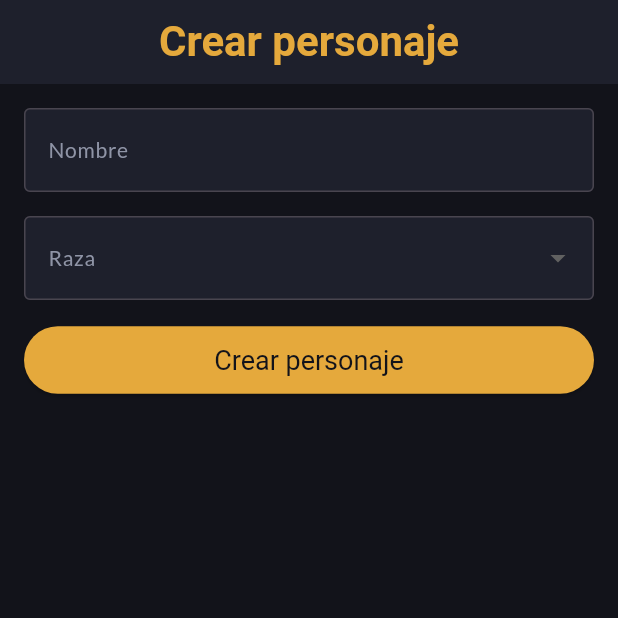
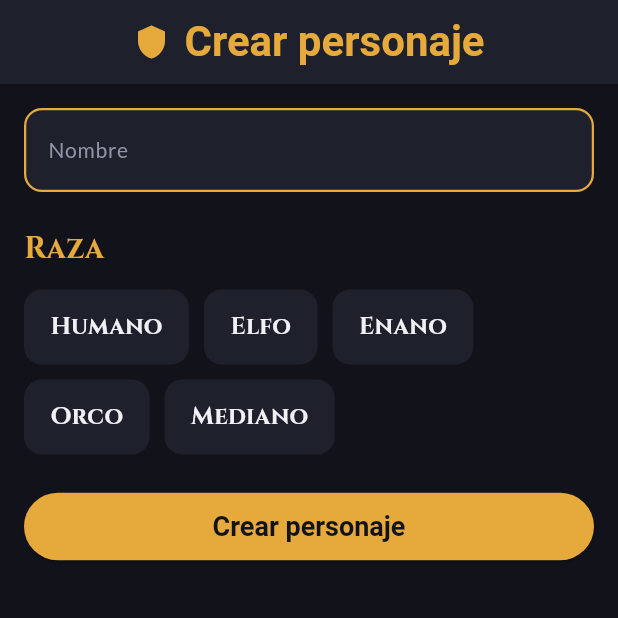
Before and after one commit to adms-debug/DI-UD1-Grupo1, a Flutter app: the screen it shows after launch, on a phone screen of 412 x 824 dp, the top half of it. Run offline on Flutter 3.47's test engine with Material 3 defaults, Android fonts, the phone set to English and light mode, and no system bars; our stand-ins replace google_fonts; Roboto replaces fonts that are missing (Cinzel Decorative).

Commit message:
Version final ejemplo interfaz

```diff
--- a/lib/Buttons.dart
+++ b/lib/Buttons.dart
@@ -1,4 +1,5 @@
 import 'package:flutter/material.dart';
+import 'AppTipografia.dart';
 import 'PaletaColores.dart';
 
 class BotonCrearPersonaje extends StatelessWidget {
@@ -17,7 +18,11 @@ class BotonCrearPersonaje extends StatelessWidget {
           backgroundColor: PaletaColores.acentoPrimario,
           foregroundColor: PaletaColores.fondo,
           padding: const EdgeInsets.symmetric(horizontal: 24, vertical: 12),
-          textStyle: const TextStyle(fontSize: 18),
+          textStyle: AppTipografia.subtituloDecorativo(
+            color: PaletaColores.fondo,
+            fontSize: 18,
+            fontWeight: FontWeight.bold,
+          ),
         ),
         child: const Text('Crear personaje'),
       ),
--- a/lib/CrearPersonaje.dart
+++ b/lib/CrearPersonaje.dart
@@ -3,8 +3,8 @@ import 'PaletaColores.dart';
 import 'AppTipografia.dart';
 import 'buttons.dart';
 
-//Pantalla simple para crear un personaje RPG.
-//Tiene un campo de texto (nombre), un desplegable (raza) y un botón.
+//Pantalla para crear un personaje RPG.
+//Tiene un campo de texto (nombre), tarjetas de selección (raza) y un botón.
 class CrearPersonaje extends StatefulWidget {
   const CrearPersonaje({super.key});
 
@@ -13,13 +13,11 @@ class CrearPersonaje extends StatefulWidget {
 }
 
 class _CrearPersonajeState extends State<CrearPersonaje> {
-  //Controlador: permite leer lo que el usuario escribe en el TextField.
   final TextEditingController _nombreController = TextEditingController();
 
-  //Aquí se guarda la raza que elija el usuario en el desplegable.
+  //Raza elegida en las tarjetas. Empieza en null: aún no hay ninguna.
   String? _raza;
 
-  //Libera el controlador cuando la pantalla se cierra.
   @override
   void dispose() {
     _nombreController.dispose();
@@ -35,17 +33,28 @@ class _CrearPersonajeState extends State<CrearPersonaje> {
     return Scaffold(
       backgroundColor: PaletaColores.fondo,
       appBar: AppBar(
-        title: Text(
-          'Crear personaje',
-          style: AppTipografia.titularMagno(fontSize: 28),
+        backgroundColor: PaletaColores.superficie,
+        centerTitle: true,
+        //Encabezado: icono temático + título estilizado, en un Row centrado.
+        title: Row(
+          mainAxisSize: MainAxisSize.min,
+          children: [
+            const Icon(Icons.shield, color: PaletaColores.acentoPrimario),
+            const SizedBox(width: 10),
+            Text(
+              'Crear personaje',
+              style: AppTipografia.titularMagno(
+                color: PaletaColores.acentoPrimario,
+                fontSize: 28,
+              ),
+            ),
+          ],
         ),
-        backgroundColor: PaletaColores.superficie,
-        foregroundColor: PaletaColores.acentoPrimario,
-        centerTitle: true,
       ),
-      body: Padding(
+      body: SingleChildScrollView(
         padding: const EdgeInsets.all(16),
         child: Column(
+          crossAxisAlignment: CrossAxisAlignment.start,
           children: [
             TextField(
               controller: _nombreController,
@@ -56,17 +65,35 @@ class _CrearPersonajeState extends State<CrearPersonaje> {
                     AppTipografia.etiqueta(color: PaletaColores.textoSecundario),
                 filled: true,
                 fillColor: PaletaColores.superficie,
-                border: const OutlineInputBorder(),
-                focusedBorder: const OutlineInputBorder(
-                  borderSide: BorderSide(color: PaletaColores.acentoPrimario),
+                enabledBorder: OutlineInputBorder(
+                  borderRadius: BorderRadius.circular(12),
+                  borderSide: const BorderSide(
+                    color: PaletaColores.acentoPrimario,
+                    width: 1.5,
+                  ),
+                ),
+                focusedBorder: OutlineInputBorder(
+                  borderRadius: BorderRadius.circular(12),
+                  borderSide: const BorderSide(
+                    color: PaletaColores.acentoPrimario,
+                    width: 2.5,
+                  ),
                 ),
               ),
             ),
-            const SizedBox(height: 16),
+            const SizedBox(height: 24),
+            Text(
+              'Raza',
+              style: AppTipografia.titularSeccion(
+                color: PaletaColores.acentoPrimario,
+                fontSize: 20,
+              ),
+            ),
+            const SizedBox(height: 12),
             SelectorRaza(
               onChanged: (raza) => _raza = raza,
             ),
-            const SizedBox(height: 16),
+            const SizedBox(height: 24),
             BotonCrearPersonaje(onPressed: _crear),
           ],
         ),
@@ -75,10 +102,10 @@ class _CrearPersonajeState extends State<CrearPersonaje> {
   }
 }
 
-//Desplegable para elegir la raza del personaje.
-//Es StatefulWidget porque necesita recordar la raza seleccionada.
+//Selector de raza con tarjetas.
+//Es StatefulWidget porque necesita recordar cuál está seleccionada.
 class SelectorRaza extends StatefulWidget {
-  //Función opcional para avisar a la pantalla padre de la raza elegida.
+  //Avisa a la pantalla padre de la raza elegida.
   final ValueChanged<String>? onChanged;
 
   const SelectorRaza({super.key, this.onChanged});
@@ -90,40 +117,95 @@ class SelectorRaza extends StatefulWidget {
 class _SelectorRazaState extends State<SelectorRaza> {
   final List<String> _razas = ['Humano', 'Elfo', 'Enano', 'Orco', 'Mediano'];
 
-  //Raza elegida. Empieza en null: todavía no se ha seleccionado ninguna.
   String? _razaSeleccionada;
 
   @override
   Widget build(BuildContext context) {
-    return DropdownButtonFormField<String>(
-      initialValue: _razaSeleccionada,
-      dropdownColor: PaletaColores.superficie,
-      style: AppTipografia.cuerpo(color: PaletaColores.textoPrincipal),
-      decoration: InputDecoration(
-        labelText: 'Raza',
-        labelStyle:
-            AppTipografia.etiqueta(color: PaletaColores.textoSecundario),
-        filled: true,
-        fillColor: PaletaColores.superficie,
-        border: const OutlineInputBorder(),
-        focusedBorder: const OutlineInputBorder(
-          borderSide: BorderSide(color: PaletaColores.acentoPrimario),
-        ),
-      ),
-      items: _razas
-          .map((raza) => DropdownMenuItem<String>(
-                value: raza,
-                child: Text(raza),
-              ))
-          .toList(),
-      onChanged: (String? nuevaRaza) {
-        setState(() {
-          _razaSeleccionada = nuevaRaza;
-        });
-        if (nuevaRaza != null) {
-          widget.onChanged?.call(nuevaRaza);
-        }
-      },
+    //Wrap coloca las tarjetas en fila y salta de línea si no caben.
+    return Wrap(
+      spacing: 10,
+      runSpacing: 10,
+      children: _razas.map((raza) {
+        return TarjetaRaza(
+          nombre: raza,
+          seleccionada: raza == _razaSeleccionada,
+          onTap: () {
+            setState(() {
+              _razaSeleccionada = raza;
+            });
+            widget.onChanged?.call(raza);
+          },
+        );
+      }).toList(),
     );
   }
 }
+
+//Tarjeta individual de raza.
+//Inactiva: fondo superficie y borde transparente.
+//Seleccionada: borde dorado, sombra exterior e icono de check.
+class TarjetaRaza extends StatelessWidget {
+  final String nombre;
+  final bool seleccionada;
+  final VoidCallback onTap;
+
+  const TarjetaRaza({
+    super.key,
+    required this.nombre,
+    required this.seleccionada,
+    required this.onTap,
+  });
+
+  @override
+  Widget build(BuildContext context) {
+    return GestureDetector(
+      onTap: onTap,
+      child: Container(
+        padding: const EdgeInsets.symmetric(horizontal: 16, vertical: 12),
+        decoration: BoxDecoration(
+          color: PaletaColores.superficie,
+          borderRadius: BorderRadius.circular(12),
+          //El borde siempre mide 1.5 (transparente si no está seleccionada)
+          //para que la tarjeta no cambie de tamaño al seleccionarla.
+          border: Border.all(
+            color: seleccionada
+                ? PaletaColores.acentoPrimario
+                : Colors.transparent,
+            width: 1.5,
+          ),
+          boxShadow: seleccionada
+              ? [
+                  BoxShadow(
+                    color: PaletaColores.acentoPrimario.withValues(alpha: 0.4),
+                    blurRadius: 10,
+                    spreadRadius: 1,
+                  ),
+                ]
+              : [],
+        ),
+        child: Row(
+          mainAxisSize: MainAxisSize.min,
+          children: [
+            Text(
+              nombre,
+              style: AppTipografia.encabezado(
+                color: seleccionada
+                    ? PaletaColores.acentoPrimario
+                    : PaletaColores.textoPrincipal,
+                fontSize: 16,
+              ),
+            ),
+            if (seleccionada) ...[
+              const SizedBox(width: 8),
+              const Icon(
+                Icons.check_circle,
+                color: PaletaColores.acentoPrimario,
+                size: 20,
+              ),
+            ],
+          ],
+        ),
+      ),
+    );
+  }
+}
```
